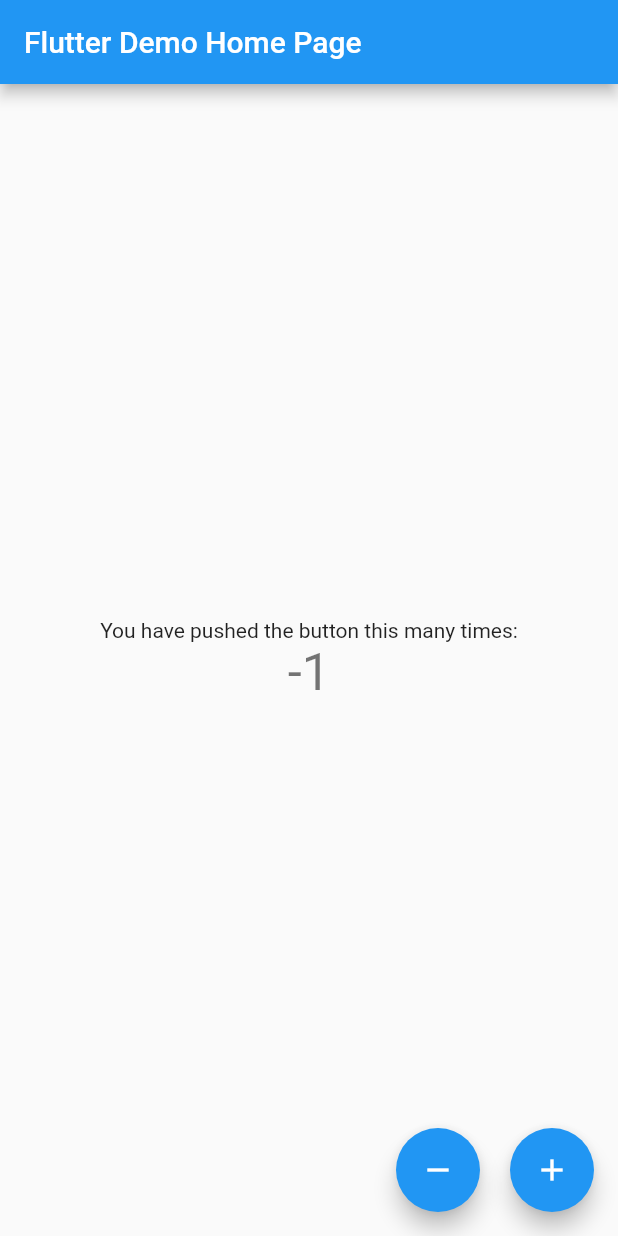
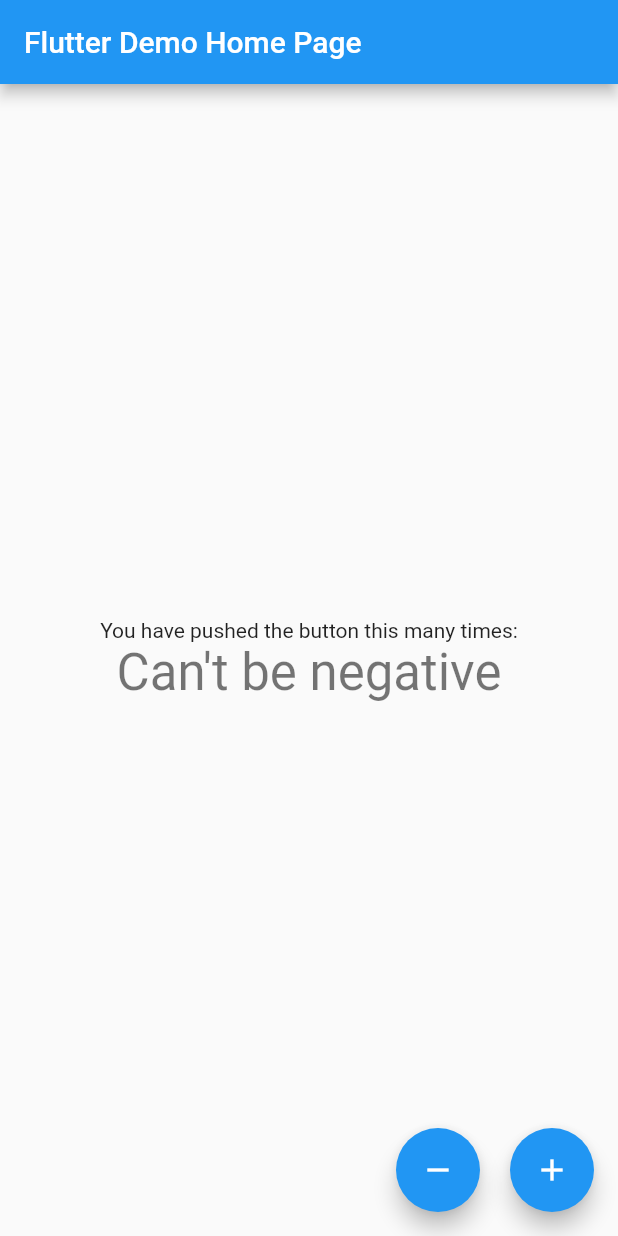
Before and after one commit to muhammadrafiulwap/firstbloc, a Flutter app: the screen it shows after launch, after a tap on the "remove" icon, on a phone screen of 412 x 824 dp. Run offline on Flutter 3.47's test engine with Material 2 defaults, Android fonts, the phone set to English and light mode, and no system bars.

Commit message:
check cannot be negative

```diff
--- a/lib/blocs/counter.dart
+++ b/lib/blocs/counter.dart
@@ -1,4 +1,5 @@
 import 'dart:async';
+import 'dart:developer';
 
 class CounterBloc {
   int _counter = 0;
@@ -15,7 +16,9 @@ class CounterBloc {
 
   CounterBloc() {
     _inputController.stream.listen((event) {
-      if (event == "add") {
+      if (event == "add" && _counter < 0) {
+        _counter = 1;
+      } else if (event == "add") {
         _counter++;
       } else {
         _counter--;
--- a/lib/main.dart
+++ b/lib/main.dart
@@ -67,10 +67,15 @@ class _MyHomePageState extends State<MyHomePage> {
                 stream: bloc.output,
                 initialData: bloc.initCounter,
                 builder: (context, snapshot) {
-                  return Text(
-                    '${snapshot.data}',
-                    style: Theme.of(context).textTheme.headline4,
-                  );
+                  return snapshot.data < 0
+                      ? Text(
+                          "Can't be negative",
+                          style: Theme.of(context).textTheme.headline4,
+                        )
+                      : Text(
+                          "${snapshot.data}",
+                          style: Theme.of(context).textTheme.headline4,
+                        );
                 }),
           ],
         ),
```
